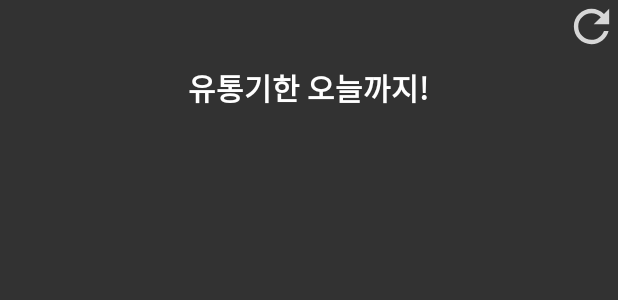
After one commit to pakminseok/Manage_Fridge, an Android app: the layout overview_widget.xml on its own in the app's theme, with its tools: preview values and no code run, on a phone screen of 412 x 824 dp. The commit adds this screen. Shown: the top 300 px of the screen. Run offline under Robolectric (Android 15) with nearby library versions, the phone set to English and light mode, and no system bars.

Commit message:
Add Widget

```diff
--- a/app/build.gradle
+++ b/app/build.gradle
@@ -11,8 +11,8 @@ android {
         applicationId "com.pakminseok.managefridge"
         minSdkVersion 15
         targetSdkVersion 29
-        versionCode 7
-        versionName "1.2.2"
+        versionCode 8
+        versionName "1.2.3"
         testInstrumentationRunner "androidx.test.runner.AndroidJUnitRunner"
     }
     buildTypes {
--- /dev/null
+++ b/app/src/main/res/drawable-anydpi/ic_action_refresh.xml
@@ -0,0 +1,11 @@
+<vector xmlns:android="http://schemas.android.com/apk/res/android"
+    android:width="24dp"
+    android:height="24dp"
+    android:viewportWidth="24"
+    android:viewportHeight="24"
+    android:tint="#FFFFFF"
+    android:alpha="0.8">
+    <path
+        android:fillColor="#FF000000"
+        android:pathData="M17.65,6.35C16.2,4.9 14.21,4 12,4c-4.42,0 -7.99,3.58 -7.99,8s3.57,8 7.99,8c3.73,0 6.84,-2.55 7.73,-6h-2.08c-0.82,2.33 -3.04,4 -5.65,4 -3.31,0 -6,-2.69 -6,-6s2.69,-6 6,-6c1.66,0 3.14,0.69 4.22,1.78L13,11h7V4l-2.35,2.35z"/>
+</vector>
--- /dev/null
+++ b/app/src/main/res/layout/overview_widget.xml
@@ -0,0 +1,36 @@
+<RelativeLayout xmlns:android="http://schemas.android.com/apk/res/android"
+    android:layout_width="match_parent"
+    android:layout_height="match_parent"
+    android:background="#CC000000"
+    android:padding="@dimen/widget_margin">
+
+    <ImageView
+        android:layout_width="35dp"
+        android:layout_height="35dp"
+        android:id="@+id/iv_refresh"
+        android:minWidth="0dp"
+        android:minHeight="0dp"
+        android:layout_alignParentRight="true"
+        android:background="@drawable/ic_action_refresh"/>
+    <TextView
+        android:layout_below="@id/iv_refresh"
+        android:id="@+id/appwidget_text"
+        android:layout_width="wrap_content"
+        android:layout_height="wrap_content"
+        android:layout_centerHorizontal="true"
+        android:layout_margin="8dp"
+        android:text="유통기한 오늘까지!"
+        android:textStyle="bold"
+        android:textColor="#FFFFFF"
+        android:textSize="20dp" />
+
+    <TextView
+        android:id="@+id/appwidget_result"
+        android:layout_centerHorizontal="true"
+        android:layout_centerVertical="true"
+        android:layout_width="wrap_content"
+        android:layout_height="wrap_content"
+        android:layout_margin="8dp"
+        android:textColor="#E60000"
+        android:textSize="50dp" />
+</RelativeLayout>
--- a/app/src/main/res/values/strings.xml
+++ b/app/src/main/res/values/strings.xml
@@ -9,5 +9,7 @@
 
     <!-- TODO: Remove or change this placeholder text -->
     <string name="hello_blank_fragment">Hello blank fragment</string>
+    <string name="appwidget_text">EXAMPLE</string>
+    <string name="add_widget">Add widget</string>
 
 </resources>
```
Also changed, not shown: app/src/main/AndroidManifest.xml (+17 -4 lines), app/src/main/java/com/pakminseok/managefridge/DBHandler.kt (+14 -0 lines), app/src/main/java/com/pakminseok/managefridge/OverviewWidget.kt (added, +74 -0 lines), app/src/main/res/values-v14/dimens.xml (added, +10 -0 lines), app/src/main/res/values/dimens.xml (added, +10 -0 lines), app/src/main/res/xml/overview_widget_info.xml (added, +10 -0 lines), app/src/main/res/drawable-hdpi/ic_action_refresh.png (added), app/src/main/res/drawable-mdpi/ic_action_refresh.png (added), app/src/main/res/drawable-nodpi/example_appwidget_preview.png (added), app/src/main/res/drawable-xhdpi/ic_action_refresh.png (added), app/src/main/res/drawable-xxhdpi/ic_action_refresh.png (added).
